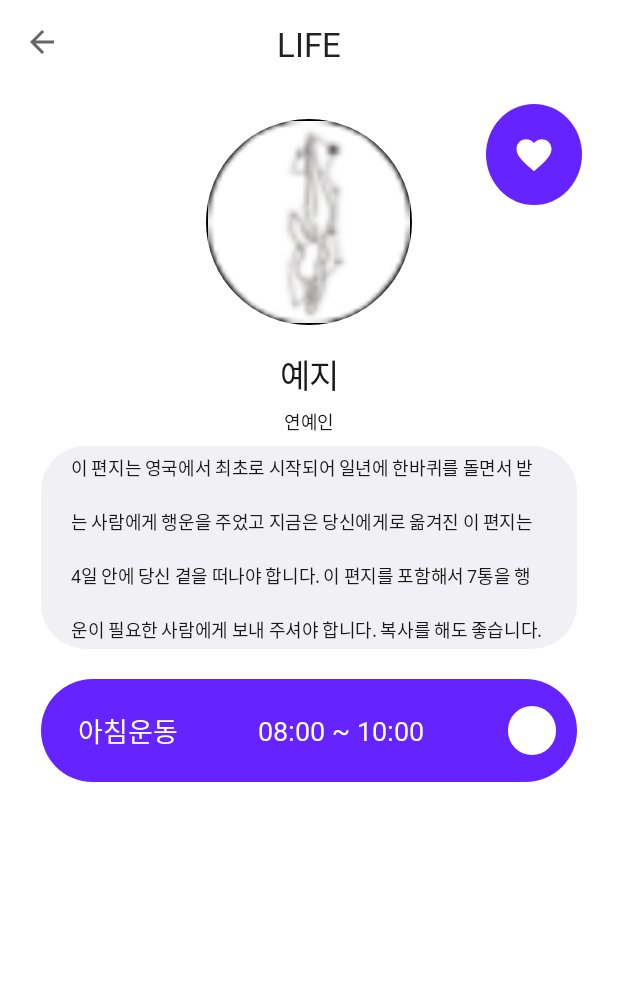
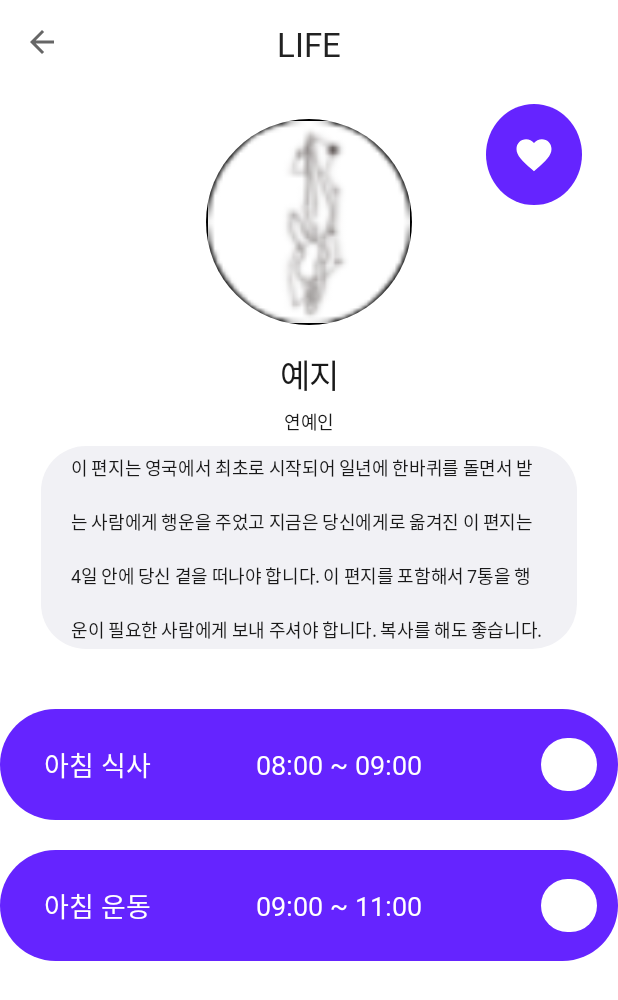
Before and after one commit to BeryWell/BeryWell, an Android app: the screen it shows after launch (SearchLikeActivity), on a phone screen of 412 x 824 dp. Shown: the top 1000 px of the screen. Run offline under Robolectric (Android 15) with nearby library versions, the phone set to English and light mode, and no system bars.

Commit message:
SearchLike UI RecyclerView Adapter 연결

```diff
--- a/BeryWell/app/build.gradle
+++ b/BeryWell/app/build.gradle
@@ -36,7 +36,6 @@ android {
 }
 
 dependencies {
-
     implementation 'androidx.core:core-ktx:1.7.0'
     implementation 'androidx.appcompat:appcompat:1.5.1'
     implementation 'com.google.android.material:material:1.7.0'
--- a/BeryWell/app/src/main/java/com/example/berywell/SearchLikeActivity.kt
+++ b/BeryWell/app/src/main/java/com/example/berywell/SearchLikeActivity.kt
@@ -4,6 +4,7 @@ import androidx.appcompat.app.AppCompatActivity
 import android.os.Bundle
 import android.text.method.ScrollingMovementMethod
 import androidx.appcompat.widget.Toolbar
+import androidx.recyclerview.widget.LinearLayoutManager
 import com.example.berywell.databinding.ActivitySearchLikeBinding
 
 class SearchLikeActivity : AppCompatActivity() {
@@ -23,5 +24,17 @@ class SearchLikeActivity : AppCompatActivity() {
         binding.userFavorTb.setOnClickListener{
             it.isSelected = !it.isSelected
         }
+
+
+        binding.searchLikeRv.layoutManager = LinearLayoutManager(this, LinearLayoutManager.VERTICAL,false)
+
+        val searchLikeEventRecyclerViewAdapter = SearchLikeRecyclerViewAdapter()
+        binding.searchLikeRv.adapter = searchLikeEventRecyclerViewAdapter
+
+        var list : MutableList<SearchLikeEvent> = mutableListOf<SearchLikeEvent>()
+        list.add(SearchLikeEvent("아침 식사", "08:00 ~ 09:00"))
+        list.add(SearchLikeEvent("아침 운동", "09:00 ~ 11:00"))
+
+        searchLikeEventRecyclerViewAdapter.submitSearchLikeEventList(list)
     }
 }
--- /dev/null
+++ b/BeryWell/app/src/main/java/com/example/berywell/SearchLikeEvent.kt
@@ -0,0 +1,6 @@
+package com.example.berywell
+
+data class SearchLikeEvent(
+    var title:String = "",
+    var scheduleTime : String = ""
+)
--- /dev/null
+++ b/BeryWell/app/src/main/java/com/example/berywell/SearchLikeItemActivity.kt
@@ -0,0 +1,16 @@
+package com.example.berywell
+
+import androidx.appcompat.app.AppCompatActivity
+import android.os.Bundle
+import android.util.Log
+import androidx.recyclerview.widget.LinearLayoutManager
+import com.example.berywell.databinding.ActivitySearchLikeBinding
+
+class SearchLikeItemActivity : AppCompatActivity() {
+    private lateinit var binding : ActivitySearchLikeBinding
+    override fun onCreate(savedInstanceState: Bundle?) {
+        binding = ActivitySearchLikeBinding.inflate(layoutInflater)
+        super.onCreate(savedInstanceState)
+        setContentView(binding.root)
+    }
+}
--- /dev/null
+++ b/BeryWell/app/src/main/java/com/example/berywell/SearchLikeRecyclerViewAdapter.kt
@@ -0,0 +1,42 @@
+package com.example.berywell
+
+import android.util.Log
+import android.view.LayoutInflater
+import android.view.View
+import android.view.ViewGroup
+import android.widget.TextView
+import androidx.recyclerview.widget.RecyclerView
+
+class SearchLikeRecyclerViewAdapter : RecyclerView.Adapter<RecyclerView.ViewHolder>() {
+
+    private var searLikeList: List<SearchLikeEvent>? = null
+
+    override fun onCreateViewHolder(parent: ViewGroup, viewType: Int): RecyclerView.ViewHolder {
+        return SearchLikeEventViewHolder(LayoutInflater.from(parent.context)
+            .inflate(R.layout.activity_search_like_item, parent, false))
+    }
+
+    override fun onBindViewHolder(holder: RecyclerView.ViewHolder, position: Int) {
+        searLikeList?.let { SearchLikeEvent ->
+            (holder as SearchLikeEventViewHolder).bind(SearchLikeEvent[position])
+        }
+    }
+
+    override fun getItemCount(): Int {
+        return searLikeList!!.size
+    }
+    fun submitSearchLikeEventList(list: List<SearchLikeEvent>) {
+        searLikeList = list
+        notifyDataSetChanged()
+    }
+    class SearchLikeEventViewHolder(itemView: View) : RecyclerView.ViewHolder(itemView) {
+
+        private val title : TextView = itemView.findViewById(R.id.user_schedule_title_tv)
+        private val searchTime : TextView = itemView.findViewById(R.id.user_schedule_time_tv)
+
+        fun bind(searchLikeEvent: SearchLikeEvent) {
+            title.text = searchLikeEvent.title
+            searchTime.text = searchLikeEvent.scheduleTime
+        }
+    }
+}
--- a/BeryWell/app/src/main/res/layout/activity_search_like.xml
+++ b/BeryWell/app/src/main/res/layout/activity_search_like.xml
@@ -171,74 +171,31 @@
                 app:layout_constraintTop_toTopOf="parent" />
         </androidx.constraintlayout.widget.ConstraintLayout>
 
+        <androidx.constraintlayout.widget.ConstraintLayout
+            android:id="@+id/recyclerview_cl"
+            android:layout_width="match_parent"
+            android:layout_height="0dp"
+            app:layout_constraintTop_toBottomOf="@+id/user_info_cl"
+            app:layout_constraintStart_toStartOf="parent"
+            app:layout_constraintEnd_toEndOf="parent"
+            app:layout_constraintBottom_toBottomOf="parent">
 
-        <androidx.constraintlayout.widget.ConstraintLayout
-            android:id="@+id/user_schedule_cl"
-            android:layout_width="0dp"
-            android:layout_height="0dp"
-            android:layout_marginTop="20dp"
-            android:background="@drawable/user_schedule_background_drawable"
-            app:layout_constraintEnd_toEndOf="parent"
-            app:layout_constraintHeight_percent="0.09"
-            app:layout_constraintStart_toStartOf="parent"
-            app:layout_constraintTop_toBottomOf="@+id/user_info_cl"
-            app:layout_constraintWidth_percent="0.866">
-
-            <TextView
-                android:id="@+id/user_schedule_title_tv"
-                android:layout_width="0dp"
-                android:layout_height="0dp"
-                android:layout_marginStart="12dp"
-                android:autoSizeMaxTextSize="18dp"
-                android:autoSizeMinTextSize="1dp"
-                android:autoSizeStepGranularity="1dp"
-                android:autoSizeTextType="uniform"
-                android:fontFamily="@font/gmr"
-                android:gravity="center_horizontal|center_vertical"
-                android:lineSpacingExtra="12sp"
-                android:text="아침운동"
-                android:textColor="#ffffff"
-                app:layout_constraintBottom_toBottomOf="parent"
-                app:layout_constraintHeight_percent="0.448"
+            <androidx.recyclerview.widget.RecyclerView
+                android:id="@+id/search_like_rv"
+                android:layout_width="match_parent"
+                android:layout_height="match_parent"
+                android:paddingTop="20dp"
+                app:layoutManager="androidx.recyclerview.widget.LinearLayoutManager"
+                tools:listitem="@layout/activity_search_like_item"
+                android:orientation="vertical"
                 app:layout_constraintStart_toStartOf="parent"
                 app:layout_constraintTop_toTopOf="parent"
-                app:layout_constraintWidth_percent="0.257" />
+                app:layout_constraintEnd_toEndOf="parent">
 
-            <TextView
-                android:id="@+id/user_schedule_time_tv"
-                android:layout_width="0dp"
-                android:layout_height="0dp"
-                android:layout_marginStart="16dp"
-                android:autoSizeMaxTextSize="18dp"
-                android:autoSizeMinTextSize="1dp"
-                android:autoSizeStepGranularity="1dp"
-                android:autoSizeTextType="uniform"
-                android:fontFamily="@font/gmr"
-                android:gravity="center_horizontal|center_vertical"
-                android:lineSpacingExtra="12sp"
-                android:text="08:00 ~ 10:00"
-                android:textColor="#ffffff"
-                app:layout_constraintBottom_toBottomOf="parent"
-                app:layout_constraintHeight_percent="0.448"
-                app:layout_constraintStart_toEndOf="@+id/user_schedule_title_tv"
-                app:layout_constraintTop_toTopOf="parent"
-                app:layout_constraintWidth_percent="0.449" />
-
-            <CheckBox
-                android:id="@+id/user_schedule_alarm_cb"
-                android:layout_width="0dp"
-                android:layout_height="0dp"
-                android:layout_marginEnd="14dp"
-                android:background="@drawable/user_schedule_alarm_drawable"
-                android:button="@null"
-                app:layout_constraintBottom_toBottomOf="parent"
-                app:layout_constraintEnd_toEndOf="parent"
-                app:layout_constraintHeight_percent="0.483"
-                app:layout_constraintTop_toTopOf="parent"
-                app:layout_constraintWidth_percent="0.09" />
-
+            </androidx.recyclerview.widget.RecyclerView>
 
         </androidx.constraintlayout.widget.ConstraintLayout>
+
 
     </androidx.constraintlayout.widget.ConstraintLayout>
 
--- /dev/null
+++ b/BeryWell/app/src/main/res/layout/activity_search_like_item.xml
@@ -0,0 +1,75 @@
+<?xml version="1.0" encoding="utf-8"?>
+<androidx.constraintlayout.widget.ConstraintLayout xmlns:android="http://schemas.android.com/apk/res/android"
+    xmlns:app="http://schemas.android.com/apk/res-auto"
+    xmlns:tools="http://schemas.android.com/tools"
+    android:layout_width="match_parent"
+    android:layout_height="wrap_content">
+
+    <androidx.constraintlayout.widget.ConstraintLayout
+        android:id="@+id/user_schedule_cl"
+        android:layout_width="0dp"
+        android:layout_height="0dp"
+        android:layout_marginTop="20dp"
+        android:background="@drawable/user_schedule_background_drawable"
+        app:layout_constraintEnd_toEndOf="parent"
+        app:layout_constraintDimensionRatio="1:0.18"
+        app:layout_constraintStart_toStartOf="parent"
+        app:layout_constraintTop_toTopOf="parent"
+        app:layout_constraintBottom_toBottomOf="parent">
+
+        <TextView
+            android:id="@+id/user_schedule_title_tv"
+            android:layout_width="0dp"
+            android:layout_height="0dp"
+            android:layout_marginStart="12dp"
+            android:autoSizeMaxTextSize="18dp"
+            android:autoSizeMinTextSize="1dp"
+            android:autoSizeStepGranularity="1dp"
+            android:autoSizeTextType="uniform"
+            android:fontFamily="@font/gmr"
+            android:gravity="center_horizontal|center_vertical"
+            android:lineSpacingExtra="12sp"
+            android:text="아침운동"
+            android:textColor="#ffffff"
+            app:layout_constraintBottom_toBottomOf="parent"
+            app:layout_constraintHeight_percent="0.448"
+            app:layout_constraintStart_toStartOf="parent"
+            app:layout_constraintTop_toTopOf="parent"
+            app:layout_constraintWidth_percent="0.257" />
+
+        <TextView
+            android:id="@+id/user_schedule_time_tv"
+            android:layout_width="0dp"
+            android:layout_height="0dp"
+            android:layout_marginStart="16dp"
+            android:autoSizeMaxTextSize="18dp"
+            android:autoSizeMinTextSize="1dp"
+            android:autoSizeStepGranularity="1dp"
+            android:autoSizeTextType="uniform"
+            android:fontFamily="@font/gmr"
+            android:gravity="center_horizontal|center_vertical"
+            android:lineSpacingExtra="12sp"
+            android:text="08:00 ~ 10:00"
+            android:textColor="#ffffff"
+            app:layout_constraintBottom_toBottomOf="parent"
+            app:layout_constraintHeight_percent="0.448"
+            app:layout_constraintStart_toEndOf="@+id/user_schedule_title_tv"
+            app:layout_constraintTop_toTopOf="parent"
+            app:layout_constraintWidth_percent="0.449" />
+
+        <CheckBox
+            android:id="@+id/user_schedule_alarm_cb"
+            android:layout_width="0dp"
+            android:layout_height="0dp"
+            android:layout_marginEnd="14dp"
+            android:background="@drawable/user_schedule_alarm_drawable"
+            android:button="@null"
+            app:layout_constraintBottom_toBottomOf="parent"
+            app:layout_constraintEnd_toEndOf="parent"
+            app:layout_constraintHeight_percent="0.483"
+            app:layout_constraintTop_toTopOf="parent"
+            app:layout_constraintWidth_percent="0.09" />
+
+
+    </androidx.constraintlayout.widget.ConstraintLayout>
+</androidx.constraintlayout.widget.ConstraintLayout>
```
Also changed, not shown: BeryWell/app/src/main/AndroidManifest.xml (+8 -2 lines).
